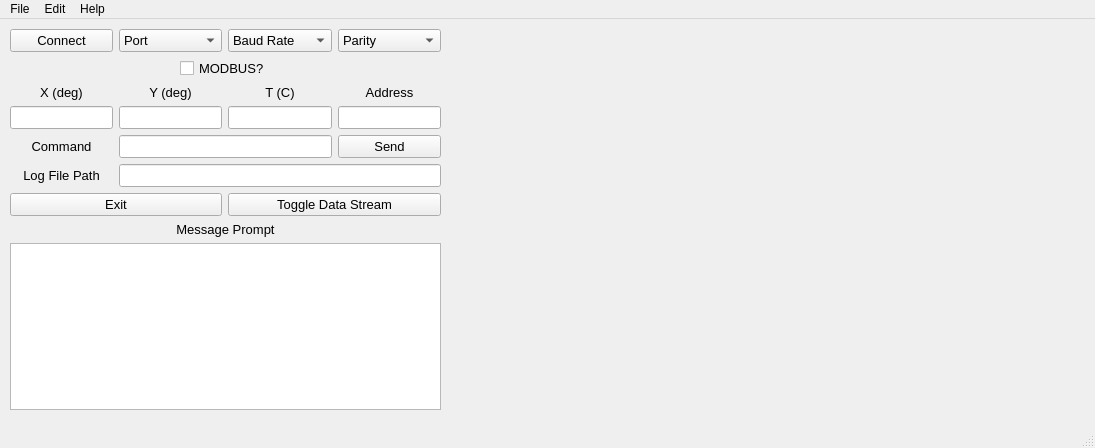
Qt form JDx_display.ui (JewellInstruments/JDx_Quick_Setup) before a commit.
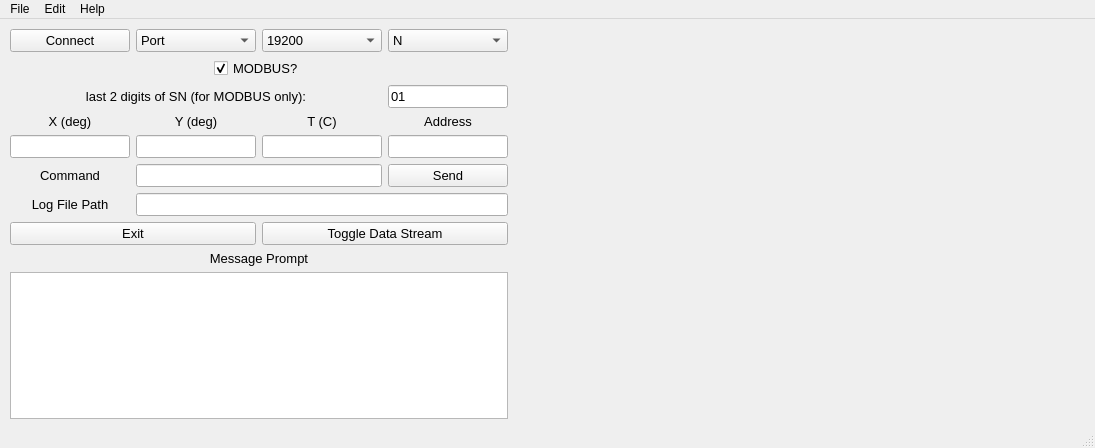
The same form after that commit. Custom widgets are drawn as their Qt base class.

What changed in the file:
```diff
--- a/JDx_display.ui
+++ b/JDx_display.ui
@@ -34,8 +34,8 @@
      <rect>
       <x>10</x>
       <y>10</y>
-      <width>431</width>
-      <height>381</height>
+      <width>498</width>
+      <height>390</height>
      </rect>
     </property>
     <property name="font">
@@ -44,86 +44,75 @@
      </font>
     </property>
     <layout class="QGridLayout" name="gridLayout">
-     <item row="2" column="3">
-      <widget class="QLabel" name="label_5">
+     <item row="6" column="1" colspan="3">
+      <widget class="QLineEdit" name="log_filepath_le">
+       <property name="font">
+        <font>
+         <pointsize>10</pointsize>
+        </font>
+       </property>
+      </widget>
+     </item>
+     <item row="5" column="1" colspan="2">
+      <widget class="QLineEdit" name="command_le">
+       <property name="font">
+        <font>
+         <pointsize>10</pointsize>
+        </font>
+       </property>
+      </widget>
+     </item>
+     <item row="4" column="2">
+      <widget class="QLineEdit" name="t_output_le">
+       <property name="font">
+        <font>
+         <pointsize>10</pointsize>
+        </font>
+       </property>
+      </widget>
+     </item>
+     <item row="3" column="2">
+      <widget class="QLabel" name="label_6">
        <property name="font">
         <font>
          <pointsize>10</pointsize>
         </font>
        </property>
        <property name="text">
-        <string>Address</string>
+        <string>T (C)</string>
        </property>
        <property name="alignment">
         <set>Qt::AlignCenter</set>
        </property>
       </widget>
      </item>
-     <item row="8" column="0" rowspan="2" colspan="4">
-      <widget class="QTextEdit" name="message_te">
-       <property name="font">
-        <font>
-         <pointsize>10</pointsize>
-        </font>
-       </property>
-      </widget>
-     </item>
      <item row="3" column="0">
-      <widget class="QLineEdit" name="x_output_le">
+      <widget class="QLabel" name="label_3">
        <property name="font">
         <font>
          <pointsize>10</pointsize>
         </font>
        </property>
-      </widget>
-     </item>
-     <item row="0" column="2">
-      <widget class="QComboBox" name="baud_cb">
-       <property name="font">
-        <font>
-         <pointsize>10</pointsize>
-        </font>
+       <property name="text">
+        <string>X (deg)</string>
        </property>
-       <property name="currentText">
-        <string>Baud Rate</string>
+       <property name="alignment">
+        <set>Qt::AlignCenter</set>
        </property>
-       <item>
-        <property name="text">
-         <string>Baud Rate</string>
-        </property>
-       </item>
-       <item>
-        <property name="text">
-         <string>9600</string>
-        </property>
-       </item>
-       <item>
-        <property name="text">
-         <string>19200</string>
-        </property>
-       </item>
-       <item>
-        <property name="text">
-         <string>115200</string>
-        </property>
-       </item>
       </widget>
      </item>
-     <item row="3" column="3">
-      <widget class="QLineEdit" name="address_le">
+     <item row="5" column="0">
+      <widget class="QLabel" name="label_7">
        <property name="font">
         <font>
          <pointsize>10</pointsize>
         </font>
        </property>
-      </widget>
-     </item>
-     <item row="3" column="1">
-      <widget class="QLineEdit" name="y_output_le">
-       <property name="font">
-        <font>
-         <pointsize>10</pointsize>
-        </font>
+       <property name="text">
+        <string>Command</string>
+       </property>
+       <property name="alignment">
+        <set>Qt::AlignCenter</set>
        </property>
       </widget>
      </item>
@@ -135,7 +124,10 @@
         </font>
        </property>
        <property name="currentText">
-        <string>Parity</string>
+        <string>N</string>
+       </property>
+       <property name="currentIndex">
+        <number>1</number>
        </property>
        <item>
         <property name="text">
@@ -164,6 +156,15 @@
        </item>
       </widget>
      </item>
+     <item row="4" column="1">
+      <widget class="QLineEdit" name="y_output_le">
+       <property name="font">
+        <font>
+         <pointsize>10</pointsize>
+        </font>
+       </property>
+      </widget>
+     </item>
      <item row="0" column="0">
       <widget class="QPushButton" name="connect_pb">
        <property name="font">
@@ -176,21 +177,6 @@
        </property>
       </widget>
      </item>
-     <item row="7" column="0" colspan="4">
-      <widget class="QLabel" name="label_2">
-       <property name="font">
-        <font>
-         <pointsize>10</pointsize>
-        </font>
-       </property>
-       <property name="text">
-        <string>Message Prompt</string>
-       </property>
-       <property name="alignment">
-        <set>Qt::AlignCenter</set>
-       </property>
-      </widget>
-     </item>
      <item row="0" column="1">
       <widget class="QComboBox" name="port_cb">
        <property name="font">
@@ -209,7 +195,7 @@
        </item>
       </widget>
      </item>
-     <item row="2" column="1">
+     <item row="3" column="1">
       <widget class="QLabel" name="label_4">
        <property name="font">
         <font>
@@ -224,38 +210,38 @@
        </property>
       </widget>
      </item>
-     <item row="2" column="2">
-      <widget class="QLabel" name="label_6">
+     <item row="8" column="0" colspan="4">
+      <widget class="QLabel" name="label_2">
        <property name="font">
         <font>
          <pointsize>10</pointsize>
         </font>
        </property>
        <property name="text">
-        <string>T (C)</string>
+        <string>Message Prompt</string>
        </property>
        <property name="alignment">
         <set>Qt::AlignCenter</set>
        </property>
       </widget>
      </item>
-     <item row="2" column="0">
-      <widget class="QLabel" name="label_3">
+     <item row="3" column="3">
+      <widget class="QLabel" name="label_5">
        <property name="font">
         <font>
          <pointsize>10</pointsize>
         </font>
        </property>
        <property name="text">
-        <string>X (deg)</string>
+        <string>Address</string>
        </property>
        <property name="alignment">
         <set>Qt::AlignCenter</set>
        </property>
       </widget>
      </item>
-     <item row="3" column="2">
-      <widget class="QLineEdit" name="t_output_le">
+     <item row="9" column="0" rowspan="2" colspan="4">
+      <widget class="QTextEdit" name="message_te">
        <property name="font">
         <font>
          <pointsize>10</pointsize>
@@ -264,75 +250,56 @@
       </widget>
      </item>
      <item row="4" column="0">
-      <widget class="QLabel" name="label_7">
+      <widget class="QLineEdit" name="x_output_le">
        <property name="font">
         <font>
          <pointsize>10</pointsize>
         </font>
        </property>
-       <property name="text">
-        <string>Command</string>
-       </property>
-       <property name="alignment">
-        <set>Qt::AlignCenter</set>
-       </property>
       </widget>
      </item>
-     <item row="4" column="1" colspan="2">
-      <widget class="QLineEdit" name="command_le">
+     <item row="0" column="2">
+      <widget class="QComboBox" name="baud_cb">
        <property name="font">
         <font>
          <pointsize>10</pointsize>
         </font>
        </property>
-      </widget>
-     </item>
-     <item row="5" column="1" colspan="3">
-      <widget class="QLineEdit" name="log_filepath_le">
-       <property name="font">
-        <font>
-         <pointsize>10</pointsize>
-        </font>
+       <property name="currentIndex">
+        <number>2</number>
        </property>
-      </widget>
-     </item>
-     <item row="6" column="0" colspan="2">
-      <widget class="QPushButton" name="exit_pb">
-       <property name="font">
-        <font>
-         <pointsize>10</pointsize>
-        </font>
-       </property>
-       <property name="text">
-        <string>Exit</string>
-       </property>
+       <item>
+        <property name="text">
+         <string>Baud Rate</string>
+        </property>
+       </item>
+       <item>
+        <property name="text">
+         <string>9600</string>
+        </property>
+       </item>
+       <item>
+        <property name="text">
+         <string>19200</string>
+        </property>
+       </item>
+       <item>
+        <property name="text">
+         <string>115200</string>
+        </property>
+       </item>
       </widget>
      </item>
      <item row="4" column="3">
-      <widget class="QPushButton" name="send_pb">
+      <widget class="QLineEdit" name="address_le">
        <property name="font">
         <font>
          <pointsize>10</pointsize>
         </font>
        </property>
-       <property name="text">
-        <string>Send</string>
-       </property>
       </widget>
      </item>
-     <item row="6" column="2" colspan="2">
-      <widget class="QPushButton" name="stream_pb">
-       <property name="font">
-        <font>
-         <pointsize>10</pointsize>
-        </font>
-       </property>
-       <property name="text">
-        <string>Toggle Data Stream</string>
-       </property>
-      </widget>
-     </item>
-     <item row="5" column="0">
+     <item row="6" column="0">
       <widget class="QLabel" name="label_8">
        <property name="font">
         <font>
@@ -351,6 +318,72 @@
       <widget class="QCheckBox" name="modbus_ch_bo">
        <property name="text">
         <string>MODBUS?</string>
+       </property>
+       <property name="checked">
+        <bool>true</bool>
+       </property>
+      </widget>
+     </item>
+     <item row="7" column="2" colspan="2">
+      <widget class="QPushButton" name="stream_pb">
+       <property name="font">
+        <font>
+         <pointsize>10</pointsize>
+        </font>
+       </property>
+       <property name="text">
+        <string>Toggle Data Stream</string>
+       </property>
+      </widget>
+     </item>
+     <item row="7" column="0" colspan="2">
+      <widget class="QPushButton" name="exit_pb">
+       <property name="font">
+        <font>
+         <pointsize>10</pointsize>
+        </font>
+       </property>
+       <property name="text">
+        <string>Exit</string>
+       </property>
+      </widget>
+     </item>
+     <item row="5" column="3">
+      <widget class="QPushButton" name="send_pb">
+       <property name="font">
+        <font>
+         <pointsize>10</pointsize>
+        </font>
+       </property>
+       <property name="text">
+        <string>Send</string>
+       </property>
+      </widget>
+     </item>
+     <item row="2" column="3">
+      <widget class="QLineEdit" name="unit_id_le">
+       <property name="font">
+        <font>
+         <pointsize>10</pointsize>
+        </font>
+       </property>
+       <property name="text">
+        <string>01</string>
+       </property>
+      </widget>
+     </item>
+     <item row="2" column="0" colspan="3">
+      <widget class="QLabel" name="label_9">
+       <property name="font">
+        <font>
+         <pointsize>10</pointsize>
+        </font>
+       </property>
+       <property name="text">
+        <string>last 2 digits of SN (for MODBUS only):</string>
+       </property>
+       <property name="alignment">
+        <set>Qt::AlignCenter</set>
        </property>
       </widget>
      </item>
```
